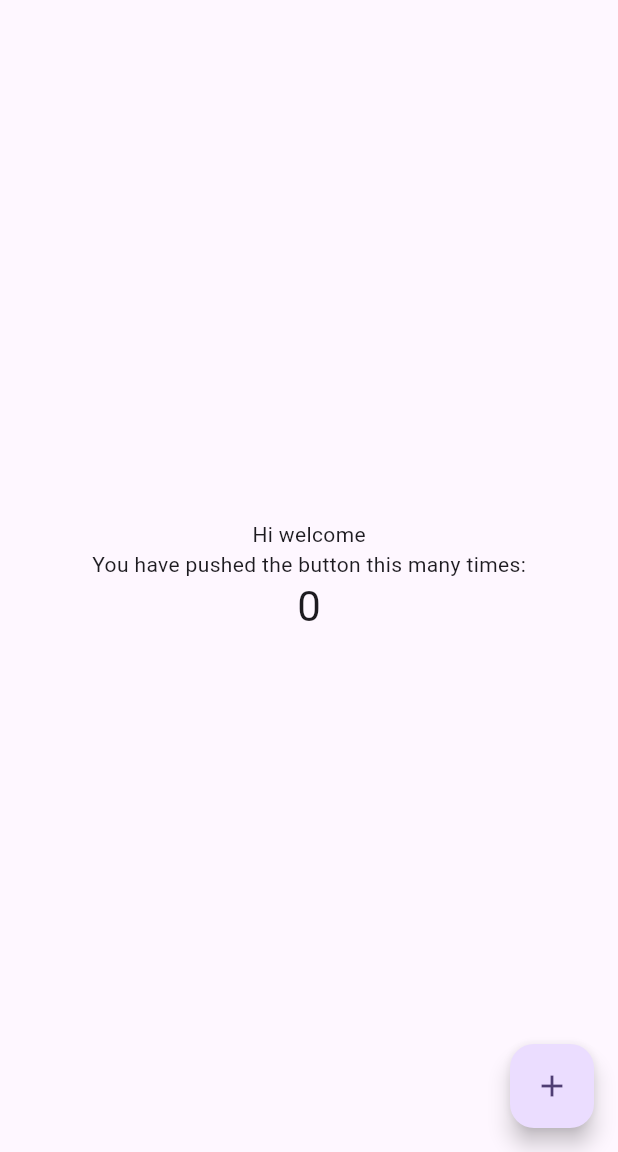
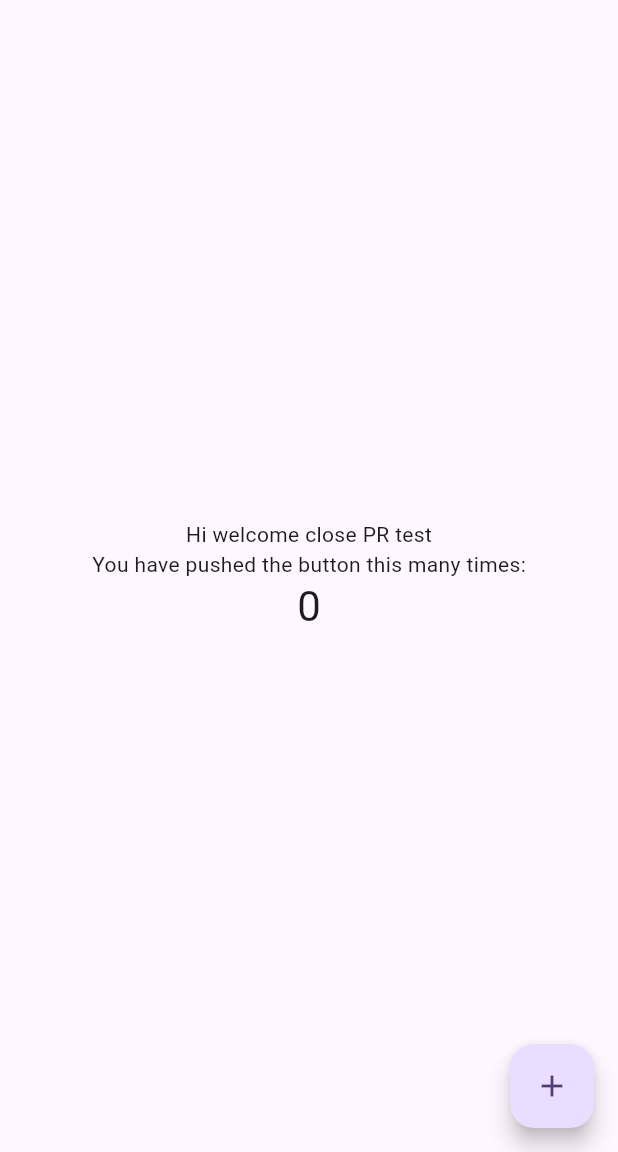
Before and after one commit to harilet/ci-cd-test-flutter, a Flutter app: the screen it shows after launch, on a phone screen of 412 x 824 dp, the part 84-1236 px from its top. Run offline on Flutter 3.47's test engine with Material 2 defaults, Android fonts, the phone set to English and light mode, and no system bars.

Commit message:
Update main.dart

```diff
--- a/lib/main.dart
+++ b/lib/main.dart
@@ -50,7 +50,7 @@ class _MyHomePageState extends State<MyHomePage> {
           mainAxisAlignment: MainAxisAlignment.center,
           children: <Widget>[
             const Text(
-              'Hi welcome'
+              'Hi welcome close PR test'
             ),
             const Text(
               'You have pushed the button this many times:',
```
